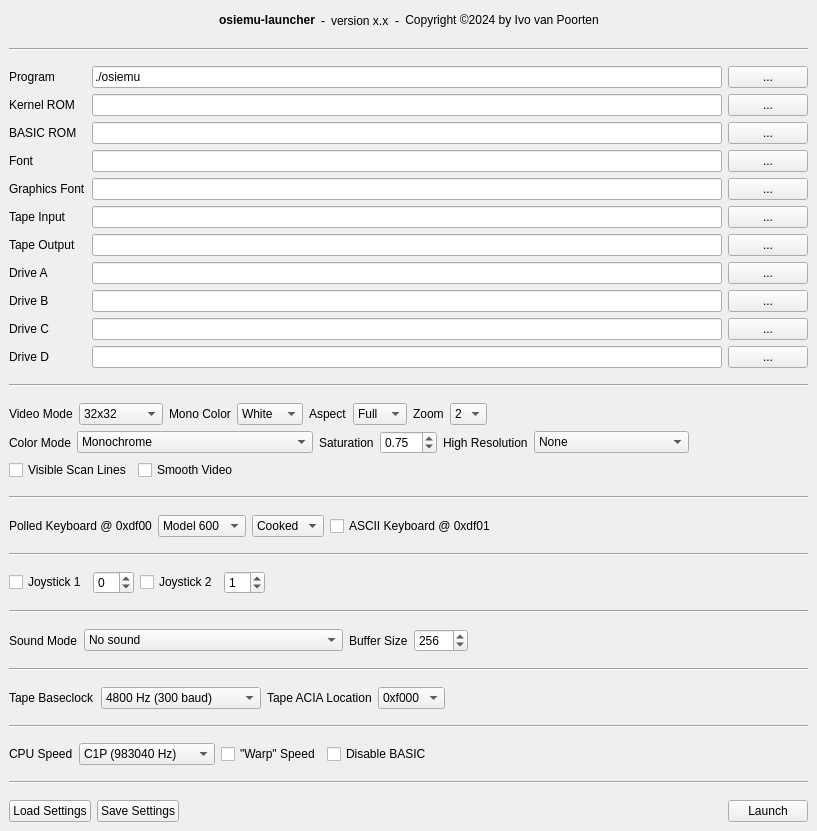
Above: launcher/src/mainwindow.ui from ivop/osiemu before the change. Below: the same form after it.
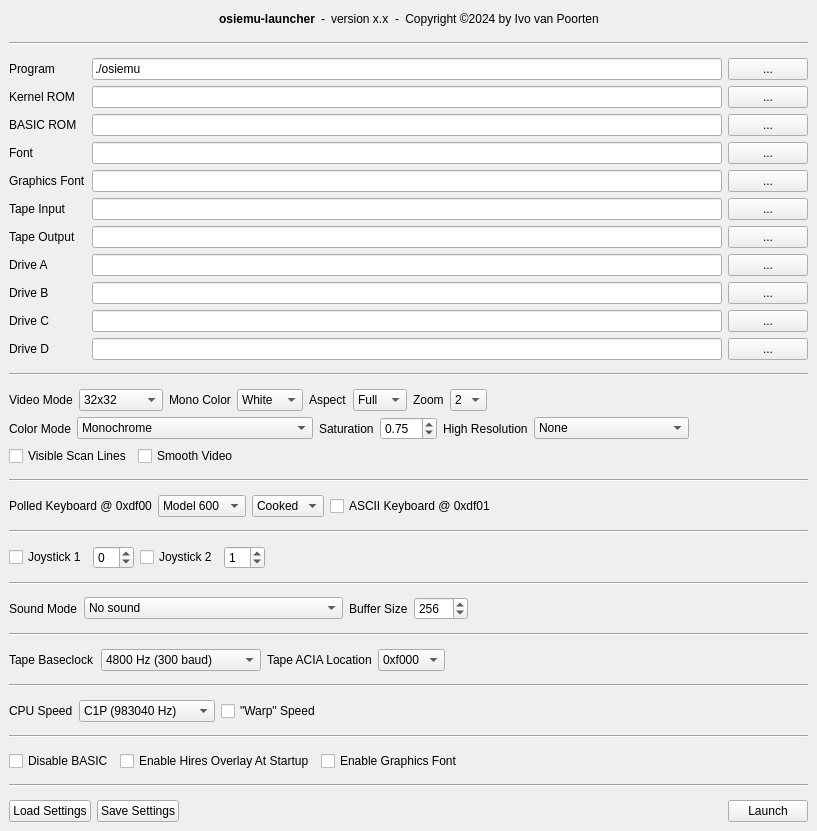
That is the form after the change.

Commit message: Add command line option to toggle hardware switches at startup. hires (F3 key), graphics font (F4 key), and nobasic (no key). Update GUI launcher (which was lacking nobasic anyway(!)). Update config and launcher settings, too.

```diff
--- a/launcher/src/mainwindow.ui
+++ b/launcher/src/mainwindow.ui
@@ -987,13 +987,6 @@
           </property>
          </widget>
         </item>
-        <item>
-         <widget class="QCheckBox" name="check_disable_basic">
-          <property name="text">
-           <string>Disable BASIC</string>
-          </property>
-         </widget>
-        </item>
         <item>
          <spacer name="horizontalSpacer_8">
           <property name="orientation">
@@ -1027,6 +1020,62 @@
         </property>
        </widget>
       </item>
+      <item>
+       <layout class="QHBoxLayout" name="horizontalLayout_11">
+        <item>
+         <widget class="QCheckBox" name="check_disable_basic">
+          <property name="text">
+           <string>Disable BASIC</string>
+          </property>
+         </widget>
+        </item>
+        <item>
+         <widget class="QCheckBox" name="check_enable_hires">
+          <property name="text">
+           <string>Enable Hires Overlay At Startup</string>
+          </property>
+         </widget>
+        </item>
+        <item>
+         <widget class="QCheckBox" name="check_enable_graph_font">
+          <property name="text">
+           <string>Enable Graphics Font</string>
+          </property>
+         </widget>
+        </item>
+        <item>
+         <spacer name="horizontalSpacer_12">
+          <property name="orientation">
+           <enum>Qt::Horizontal</enum>
+          </property>
+          <property name="sizeHint" stdset="0">
+           <size>
+            <width>40</width>
+            <height>20</height>
+           </size>
+          </property>
+         </spacer>
+        </item>
+       </layout>
+      </item>
+      <item>
+       <widget class="QLabel" name="label_34">
+        <property name="font">
+         <font>
+          <pointsize>2</pointsize>
+         </font>
+        </property>
+        <property name="frameShape">
+         <enum>QFrame::HLine</enum>
+        </property>
+        <property name="frameShadow">
+         <enum>QFrame::Sunken</enum>
+        </property>
+        <property name="text">
+         <string/>
+        </property>
+       </widget>
+      </item>
       <item>
        <layout class="QHBoxLayout" name="horizontalLayout_4">
         <item>
```
The commit also changes 7 other files.
